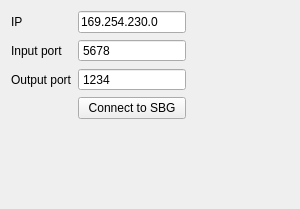
The window that sbgconnection.ui (p-leroy/libsbg) describes before a commit, drawn with Qt 5.
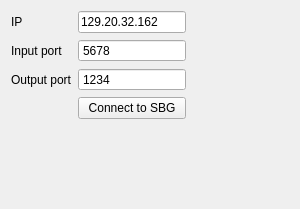
The same window after the commit.

Diff of the .ui file:
```diff
--- a/sbgconnection.ui
+++ b/sbgconnection.ui
@@ -29,7 +29,7 @@
         <string/>
        </property>
        <property name="text">
-        <string>169.254.230.0</string>
+        <string>129.20.32.162</string>
        </property>
       </widget>
      </item>
```
